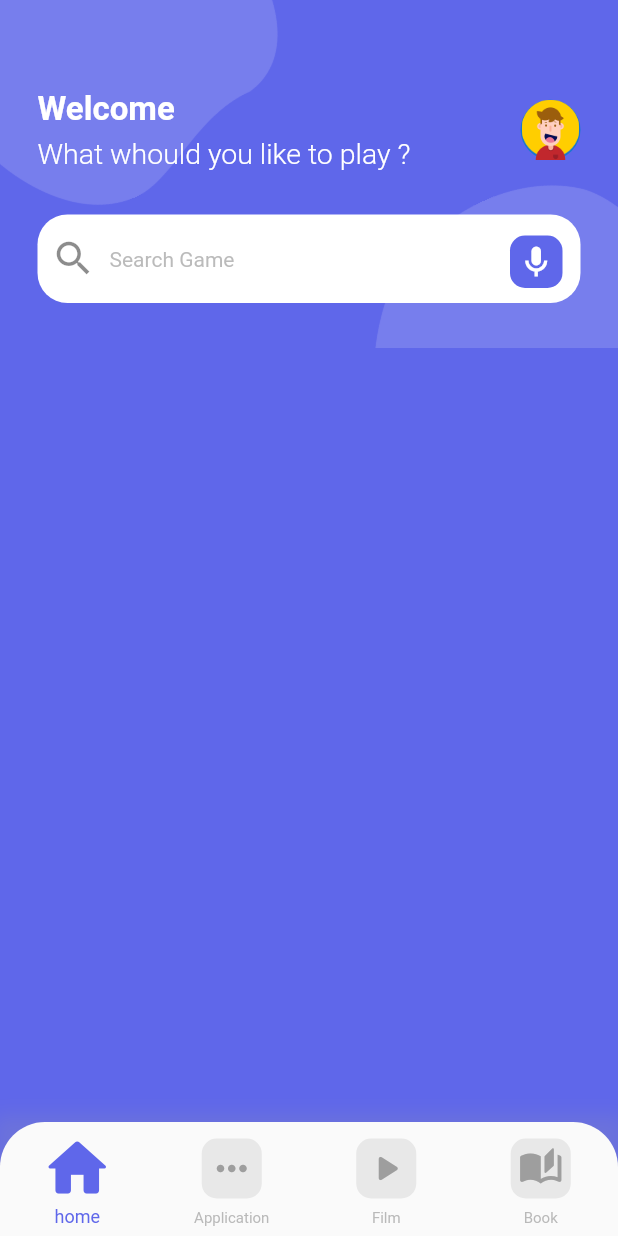
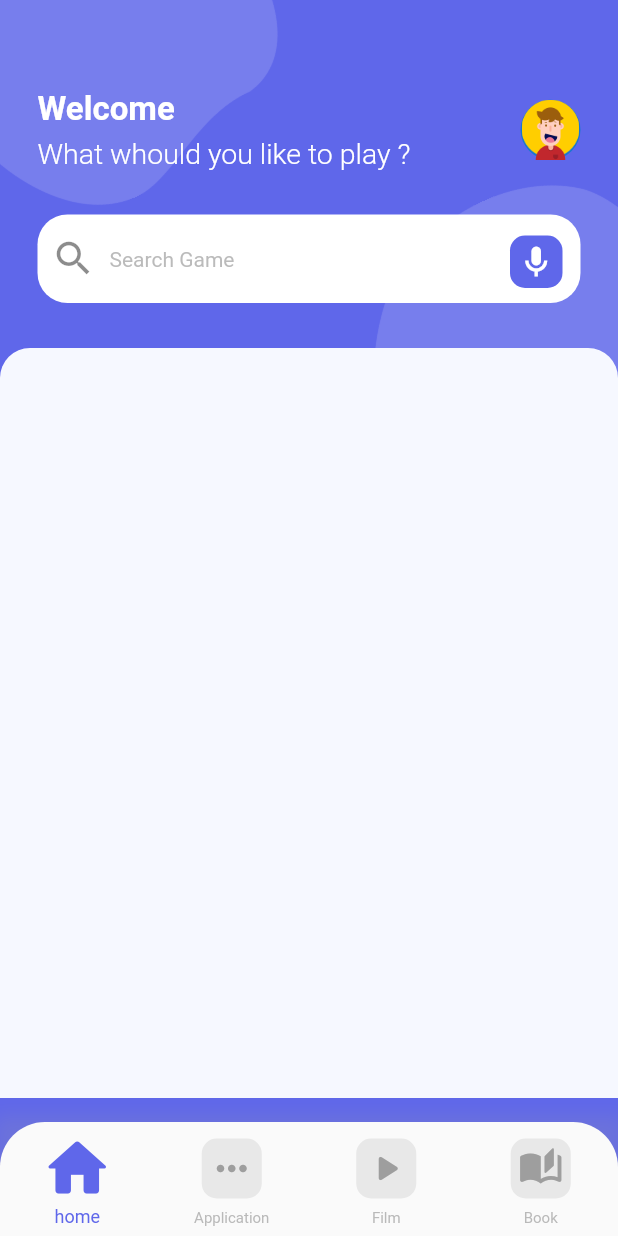
Before and after one commit to GhosTHaise/flutter-firstapp, a Flutter app: the screen it shows after launch, on a phone screen of 412 x 824 dp. Run offline on Flutter 3.47's test engine with Material 2 defaults, Android fonts, the phone set to English and light mode, and no system bars.

Commit message:
Create category section

```diff
--- a/lib/pages/home/home.dart
+++ b/lib/pages/home/home.dart
@@ -1,4 +1,5 @@
 import 'package:flutter/material.dart';
+import 'package:initialiasation_1/pages/home/widgets/category.dart';
 import 'package:initialiasation_1/pages/home/widgets/header.dart';
 import 'package:initialiasation_1/pages/home/widgets/search.dart';
 
@@ -36,7 +37,8 @@ class HomePage extends StatelessWidget {
             Column(
               children: const   [
                   HeaderSection(),
-                  SearchSection()
+                  SearchSection(),
+                  CategorySection()
               ],
             )
           ],
--- /dev/null
+++ b/lib/pages/home/widgets/category.dart
@@ -0,0 +1,19 @@
+import "package:flutter/material.dart";
+
+class CategorySection extends StatelessWidget {
+  const CategorySection({Key? key}) : super(key: key);
+
+  @override
+  Widget build(BuildContext context) {
+    return Container(
+      height: 500,
+      decoration: const BoxDecoration(
+        color: Color(0xFFF6F8FF),
+        borderRadius: BorderRadius.only(
+          topLeft: Radius.circular(20),
+          topRight: Radius.circular(20)
+        )
+      ),
+    );
+  }
+}
```
